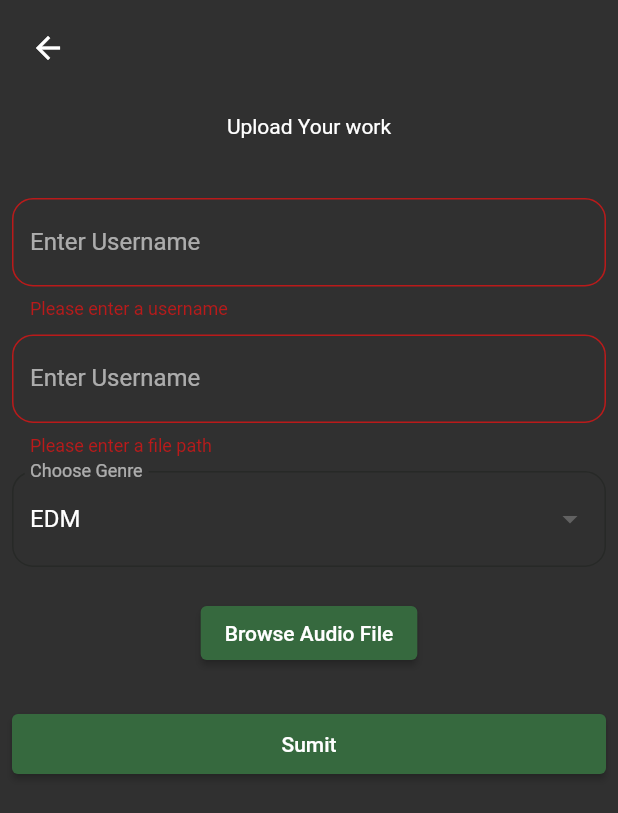
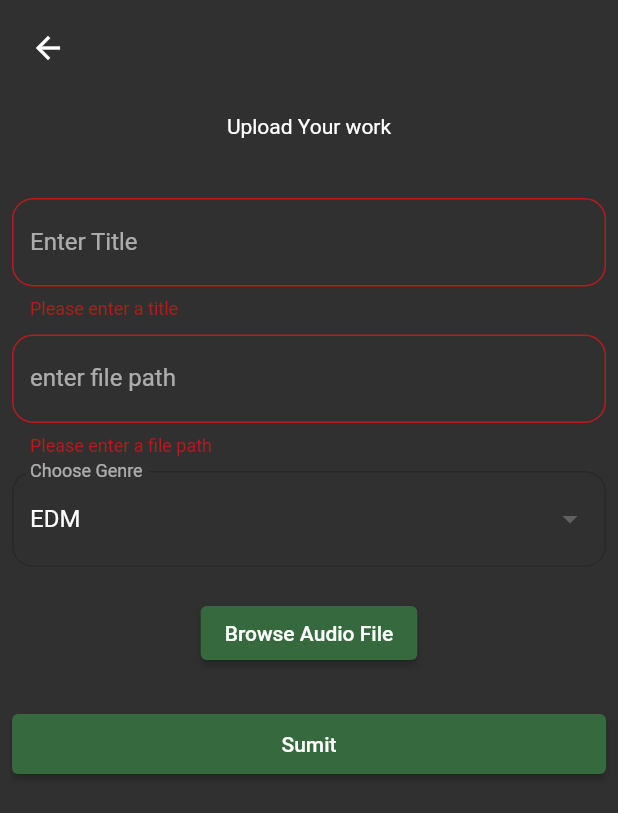
Before and after one commit to Dechie/spotify-clone, a Flutter app: the UploadNewScreen screen opened directly with empty values, after a tap on "Sumit", on a phone screen of 412 x 824 dp. Shown: the top 813 px of the screen. Run offline on Flutter 3.47's test engine with Material 2 defaults, Android fonts, the phone set to English and light mode, and no system bars; our stand-ins replace after_layout, animated_splash_screen, audioplayers, dio, file_picker, firebase_core and 6 more; accounts and stored records are empty; network calls fail.

Commit message:
mini edit

```diff
--- a/lib/profile/upload_file.dart
+++ b/lib/profile/upload_file.dart
@@ -172,14 +172,14 @@ class _UploadNewScreenState extends State<UploadNewScreen> {
                               const BorderSide(color: AppConstants.mainGreen),
                           borderRadius: BorderRadius.circular(14),
                         ),
-                        label: const Text('Enter Username'),
+                        label: const Text('Enter Title'),
                       ),
                       validator: (value) {
                         if (value == null ||
                             value.isEmpty ||
                             value.trim().length <= 1 ||
                             value.trim().length >= 50) {
-                          return 'Please enter a username';
+                          return 'Please enter a title';
                         }
                         return null;
                       },
@@ -196,7 +196,7 @@ class _UploadNewScreenState extends State<UploadNewScreen> {
                               const BorderSide(color: AppConstants.mainGreen),
                           borderRadius: BorderRadius.circular(14),
                         ),
-                        label: const Text('Enter Username'),
+                        label: const Text('enter file path'),
                       ),
                       validator: (value) {
                         if (filePathController.text.isNotEmpty) {
```
